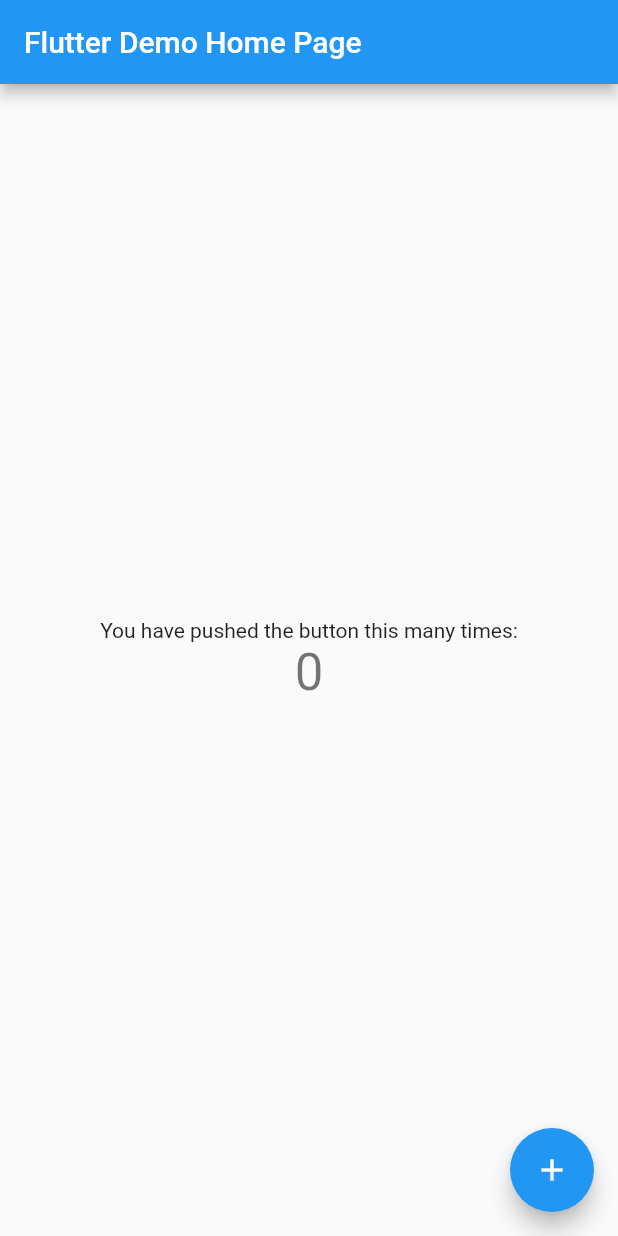
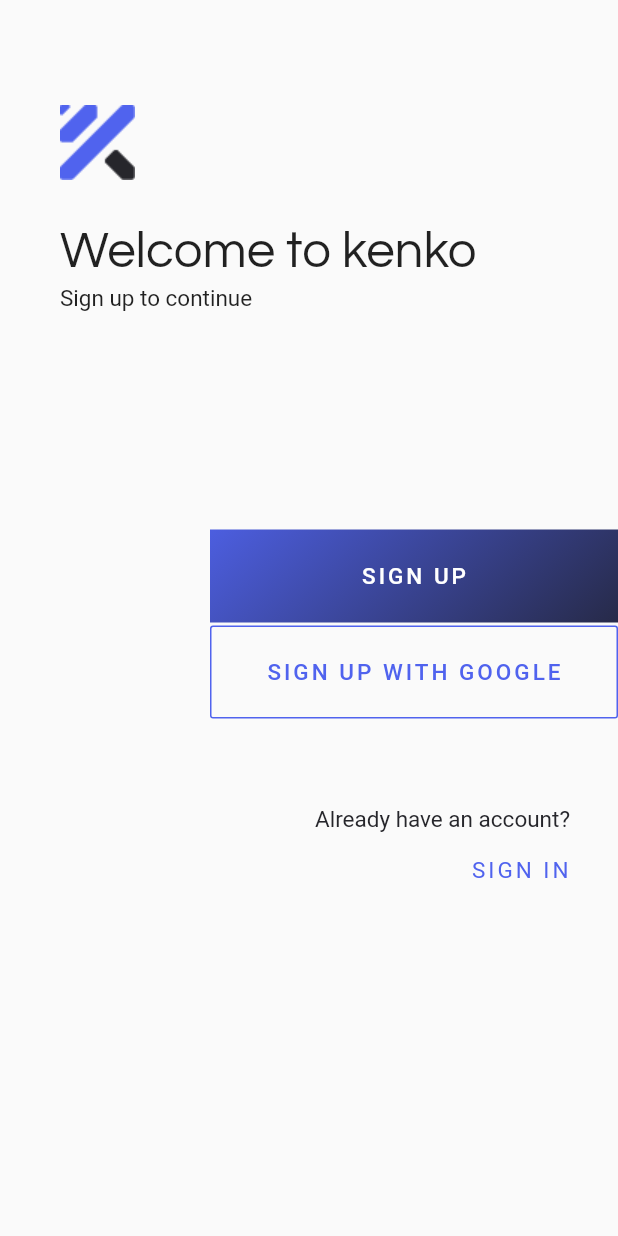
Before and after one commit to tiagocorreiaalmeida/exercise-tracker-app, a Flutter app: the screen it shows after launch, on a phone screen of 412 x 824 dp. Run offline on Flutter 3.47's test engine with Material 2 defaults, Android fonts, the phone set to English and light mode, and no system bars.

Commit message:
feat(home-screen): setup of home screen layout and logic

```diff
--- a/lib/main.dart
+++ b/lib/main.dart
@@ -1,4 +1,10 @@
 import 'package:flutter/material.dart';
+
+import './screens/home/home_screen.dart';
+import './screens/login/login_screen.dart';
+import './screens/register/register_screen.dart';
+
+import './utils/generate_hex_color.dart';
 
 void main() {
   runApp(MyApp());
@@ -11,107 +17,17 @@ class MyApp extends StatelessWidget {
     return MaterialApp(
       title: 'Flutter Demo',
       theme: ThemeData(
-        // This is the theme of your application.
-        //
-        // Try running your application with "flutter run". You'll see the
-        // application has a blue toolbar. Then, without quitting the app, try
-        // changing the primarySwatch below to Colors.green and then invoke
-        // "hot reload" (press "r" in the console where you ran "flutter run",
-        // or simply save your changes to "hot reload" in a Flutter IDE).
-        // Notice that the counter didn't reset back to zero; the application
-        // is not restarted.
+        primaryColor: generateHexColor("#5063EE"),
+        fontFamily: 'Rubik',
+        textTheme: ThemeData.light().textTheme.copyWith(),
         primarySwatch: Colors.blue,
-        // This makes the visual density adapt to the platform that you run
-        // the app on. For desktop platforms, the controls will be smaller and
-        // closer together (more dense) than on mobile platforms.
         visualDensity: VisualDensity.adaptivePlatformDensity,
       ),
-      home: MyHomePage(title: 'Flutter Demo Home Page'),
+      home: HomeScreen(),
+      routes: {
+        RegisterScreen.routeName: (ctx) => RegisterScreen(),
+        LoginScreen.routeName: (ctx) => LoginScreen(),
+      },
     );
   }
 }
-
-class MyHomePage extends StatefulWidget {
-  MyHomePage({Key key, this.title}) : super(key: key);
-
-  // This widget is the home page of your application. It is stateful, meaning
-  // that it has a State object (defined below) that contains fields that affect
-  // how it looks.
-
-  // This class is the configuration for the state. It holds the values (in this
-  // case the title) provided by the parent (in this case the App widget) and
-  // used by the build method of the State. Fields in a Widget subclass are
-  // always marked "final".
-
-  final String title;
-
-  @override
-  _MyHomePageState createState() => _MyHomePageState();
-}
-
-class _MyHomePageState extends State<MyHomePage> {
-  int _counter = 0;
-
-  void _incrementCounter() {
-    setState(() {
-      // This call to setState tells the Flutter framework that something has
-      // changed in this State, which causes it to rerun the build method below
-      // so that the display can reflect the updated values. If we changed
-      // _counter without calling setState(), then the build method would not be
-      // called again, and so nothing would appear to happen.
-      _counter++;
-    });
-  }
-
-  @override
-  Widget build(BuildContext context) {
-    // This method is rerun every time setState is called, for instance as done
-    // by the _incrementCounter method above.
-    //
-    // The Flutter framework has been optimized to make rerunning build methods
-    // fast, so that you can just rebuild anything that needs updating rather
-    // than having to individually change instances of widgets.
-    return Scaffold(
-      appBar: AppBar(
-        // Here we take the value from the MyHomePage object that was created by
-        // the App.build method, and use it to set our appbar title.
-        title: Text(widget.title),
-      ),
-      body: Center(
-        // Center is a layout widget. It takes a single child and positions it
-        // in the middle of the parent.
-        child: Column(
-          // Column is also a layout widget. It takes a list of children and
-          // arranges them vertically. By default, it sizes itself to fit its
-          // children horizontally, and tries to be as tall as its parent.
-          //
-          // Invoke "debug painting" (press "p" in the console, choose the
-          // "Toggle Debug Paint" action from the Flutter Inspector in Android
-          // Studio, or the "Toggle Debug Paint" command in Visual Studio Code)
-          // to see the wireframe for each widget.
-          //
-          // Column has various properties to control how it sizes itself and
-          // how it positions its children. Here we use mainAxisAlignment to
-          // center the children vertically; the main axis here is the vertical
-          // axis because Columns are vertical (the cross axis would be
-          // horizontal).
-          mainAxisAlignment: MainAxisAlignment.center,
-          children: <Widget>[
-            Text(
-              'You have pushed the button this many times:',
-            ),
-            Text(
-              '$_counter',
-              style: Theme.of(context).textTheme.headline4,
-            ),
-          ],
-        ),
-      ),
-      floatingActionButton: FloatingActionButton(
-        onPressed: _incrementCounter,
-        tooltip: 'Increment',
-        child: Icon(Icons.add),
-      ), // This trailing comma makes auto-formatting nicer for build methods.
-    );
-  }
-}
--- /dev/null
+++ b/lib/screens/home/home_screen.dart
@@ -0,0 +1,176 @@
+import 'package:flutter/material.dart';
+
+import '../register/register_screen.dart';
+import '../login/login_screen.dart';
+
+import '../../utils/generate_hex_color.dart';
+
+class HomeScreen extends StatefulWidget {
+  @override
+  _HomeScreenState createState() => _HomeScreenState();
+}
+
+class _HomeScreenState extends State<HomeScreen> {
+  var _isLogin = false;
+
+  String get screenDescription {
+    return _isLogin ? "Sign In to continue" : "Sign up to continue";
+  }
+
+  String get buttonActionText {
+    return _isLogin ? "Sign In" : "Sign Up";
+  }
+
+  String get reversedActionButtonText {
+    return _isLogin ? "Sign Up" : "Sign In";
+  }
+
+  String get reversedActionLabelText {
+    return _isLogin ? "Don't have an account?" : "Already have an account?";
+  }
+
+  onTakeActionPress() {
+    final routeName =
+        _isLogin ? LoginScreen.routeName : RegisterScreen.routeName;
+
+    Navigator.of(context).pushNamed(routeName);
+  }
+
+  onTakeActionWithGooglePress() {}
+
+  @override
+  Widget build(BuildContext context) {
+    return Scaffold(
+      body: Column(
+        crossAxisAlignment: CrossAxisAlignment.stretch,
+        children: [
+          Column(
+            crossAxisAlignment: CrossAxisAlignment.stretch,
+            children: [
+              Container(
+                margin: EdgeInsets.only(bottom: 145, top: 70, left: 40),
+                child: Column(
+                  crossAxisAlignment: CrossAxisAlignment.start,
+                  children: [
+                    Container(
+                      margin: EdgeInsets.only(bottom: 30),
+                      child: Image.asset(
+                        "assets/images/logo.png",
+                        fit: BoxFit.contain,
+                      ),
+                    ),
+                    Text(
+                      "Welcome to kenko",
+                      style: TextStyle(
+                        fontSize: 34,
+                        fontFamily: 'Questrial',
+                      ),
+                    ),
+                    SizedBox(
+                      height: 5,
+                    ),
+                    Text(
+                      screenDescription,
+                      style: TextStyle(
+                        fontSize: 15,
+                      ),
+                    ),
+                  ],
+                ),
+              ),
+              Column(
+                crossAxisAlignment: CrossAxisAlignment.end,
+                children: [
+                  Container(
+                    margin: EdgeInsets.only(bottom: 58),
+                    child: SizedBox(
+                      width: 272,
+                      child: Column(
+                        crossAxisAlignment: CrossAxisAlignment.stretch,
+                        children: [
+                          Container(
+                            margin: EdgeInsets.only(bottom: 2),
+                            decoration: BoxDecoration(
+                              gradient: LinearGradient(
+                                colors: [
+                                  generateHexColor("#5063EE"),
+                                  generateHexColor("#23253A"),
+                                ],
+                                transform: GradientRotation(315),
+                              ),
+                            ),
+                            child: FlatButton(
+                              padding: EdgeInsets.symmetric(vertical: 22),
+                              onPressed: onTakeActionPress,
+                              child: Text(
+                                buttonActionText.toUpperCase(),
+                                style: TextStyle(
+                                  color: Colors.white,
+                                  fontSize: 15,
+                                  letterSpacing: 2,
+                                ),
+                              ),
+                            ),
+                          ),
+                          OutlineButton(
+                            borderSide: BorderSide(
+                              color: generateHexColor("#5063EE"),
+                              width: 1,
+                            ),
+                            padding: EdgeInsets.symmetric(vertical: 22),
+                            onPressed: onTakeActionWithGooglePress,
+                            child: Text(
+                              "$buttonActionText with google".toUpperCase(),
+                              style: TextStyle(
+                                color: generateHexColor("#5063EE"),
+                                fontSize: 15,
+                                letterSpacing: 2,
+                              ),
+                            ),
+                          ),
+                        ],
+                      ),
+                    ),
+                  ),
+                  Container(
+                    margin: EdgeInsets.only(right: 32),
+                    child: Column(
+                      crossAxisAlignment: CrossAxisAlignment.end,
+                      children: [
+                        Text(
+                          reversedActionLabelText,
+                          style: TextStyle(
+                            color: generateHexColor("#26262B"),
+                            fontSize: 15,
+                          ),
+                        ),
+                        SizedBox(
+                          height: 16,
+                        ),
+                        InkWell(
+                          onTap: () {
+                            setState(() {
+                              _isLogin = !_isLogin;
+                            });
+                          },
+                          child: Text(
+                            reversedActionButtonText.toUpperCase(),
+                            style: TextStyle(
+                              color: generateHexColor("#5063EE"),
+                              fontSize: 15,
+                              letterSpacing: 2,
+                            ),
+                          ),
+                        ),
+                      ],
+                    ),
+                  )
+                ],
+              )
+            ],
+          ),
+        ],
+      ),
+    );
+  }
+}
--- /dev/null
+++ b/lib/utils/generate_hex_color.dart
@@ -0,0 +1,5 @@
+import 'package:flutter/material.dart';
+
+Color generateHexColor(String colorHex) {
+  return Color(int.parse(colorHex.replaceAll('#', '0xff')));
+}
```
Also changed, not shown: lib/screens/login/login_screen.dart (added, +28 -0 lines), lib/screens/register/register_screen.dart (added, +48 -0 lines), pubspec.yaml (+32 -17 lines), assets/fonts/questrial/Questrial-Regular.ttf (added), assets/fonts/rubik/Rubik-Black.ttf (added), assets/fonts/rubik/Rubik-BlackItalic.ttf (added), assets/fonts/rubik/Rubik-Bold.ttf (added), assets/fonts/rubik/Rubik-BoldItalic.ttf (added), assets/fonts/rubik/Rubik-Italic.ttf (added), assets/fonts/rubik/Rubik-Light.ttf (added), assets/fonts/rubik/Rubik-LightItalic.ttf (added), assets/fonts/rubik/Rubik-Medium.ttf (added), assets/fonts/rubik/Rubik-MediumItalic.ttf (added), assets/fonts/rubik/Rubik-Regular.ttf (added), 1 more files, 1 other file.
